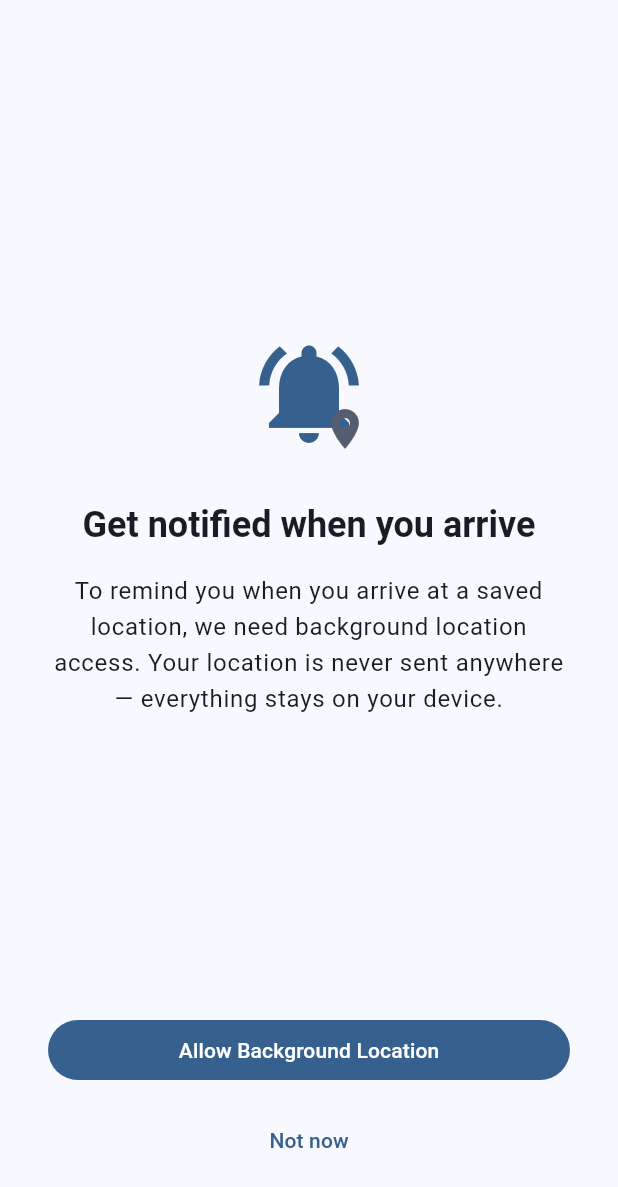
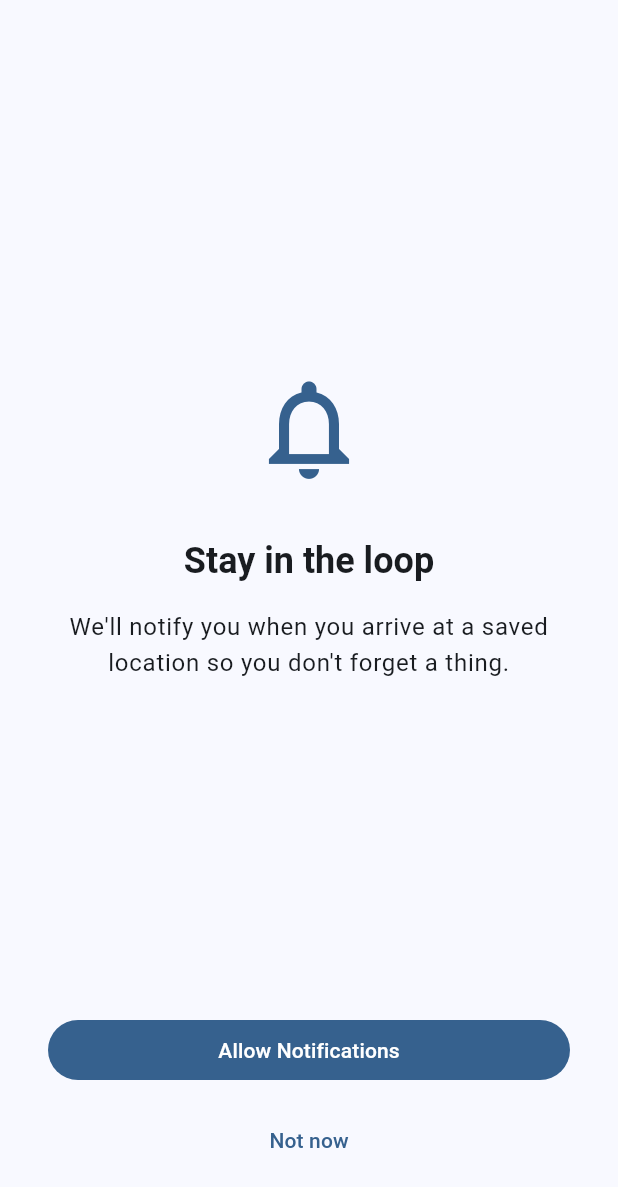
Before and after one commit to Afrothundr/while-youre-out, a Flutter app: the screen it shows after launch, after a tap on "Continue", after a tap on "Allow Background Location", on a phone screen of 412 x 824 dp. Shown: the top 1187 px of the screen. Run offline on Flutter 3.47's test engine with Material 3 defaults, Android fonts, the phone set to English and light mode, and no system bars; our stand-ins replace drift, equatable, flutter_local_notifications, flutter_riverpod, geolocator, go_router and 4 more; accounts and stored records are empty; generated files the repository leaves out were written again.

Commit message:
feat: add notification permission step to onboarding flow
Add a third page to PermissionsOnboardingScreen that requests
Permission.notification after the always-on location step.

- New _NotificationsPage widget with Allow Notifications / Not now / Done
- _requestAlways() auto-advances to step 3 on grant; shows warning +
  Continue on denial (symmetric with notification step)
- _requestNotification() finishes onboarding on grant; shows informational
  message + Done button on denial
- Step 2 'Not now'/'Done' now advances to step 3 instead of finishing
- 18 tests rewritten/added covering every path through all three steps
- melos analyze passes with zero warnings

Closes while-youre-out-1vm

```diff
--- a/apps/mobile/lib/screens/onboarding/permissions_onboarding_screen.dart
+++ b/apps/mobile/lib/screens/onboarding/permissions_onboarding_screen.dart
@@ -25,15 +25,17 @@ void _defaultOnComplete(BuildContext context) => context.go('/');
 
 // ---------------------------------------------------------------------------
 
-/// A one-time onboarding screen that requests location permissions.
+/// A one-time onboarding screen that requests location and notification
+/// permissions.
 ///
 /// Shown on first launch if `onboarding_complete` is not set in
-/// [SharedPreferences]. Consists of two pages in a [PageView]:
+/// [SharedPreferences]. Consists of three pages in a [PageView]:
 ///
 /// 1. **When-in-use** — requests [Permission.locationWhenInUse].
 /// 2. **Always on** — requests [Permission.locationAlways].
+/// 3. **Notifications** — requests [Permission.notification].
 ///
-/// After step 2 (regardless of whether permissions were granted),
+/// After step 3 (regardless of whether permissions were granted),
 /// `onboarding_complete` is written to `true` and [onComplete] is called
 /// (defaults to `context.go('/')`).
 ///
@@ -74,6 +76,9 @@ class _PermissionsOnboardingScreenState
   /// Whether the user denied always-on permission on step 2.
   bool _alwaysDenied = false;
 
+  /// Whether the user denied notification permission on step 3.
+  bool _notificationDenied = false;
+
   @override
   void dispose() {
     _pageController.dispose();
@@ -98,11 +103,40 @@ class _PermissionsOnboardingScreenState
 
   Future<void> _requestAlways() async {
     final status = await widget.requestPermission(Permission.locationAlways);
-    if (mounted) {
-      setState(() {
-        _alwaysDenied = status.isDenied || status.isPermanentlyDenied;
-      });
+    if (!mounted) return;
+    // If granted (or limited on iOS), advance to the notification step
+    // immediately without showing the denial warning.
+    if (!status.isDenied && !status.isPermanentlyDenied) {
+      await _advanceToNotifications();
+      return;
     }
+    setState(() {
+      _alwaysDenied = true;
+    });
+    // User will see the denied warning + "Continue" button which calls
+    // _advanceToNotifications via onDone.
+  }
+
+  /// Advances from step 2 to step 3 (notification permission).
+  Future<void> _advanceToNotifications() async {
+    await _pageController.animateToPage(
+      2,
+      duration: const Duration(milliseconds: 350),
+      curve: Curves.easeInOut,
+    );
+  }
+
+  Future<void> _requestNotification() async {
+    final status = await widget.requestPermission(Permission.notification);
+    if (!mounted) return;
+    // If granted (or limited on iOS), finish onboarding immediately.
+    if (!status.isDenied && !status.isPermanentlyDenied) {
+      await _finish();
+      return;
+    }
+    setState(() {
+      _notificationDenied = true;
+    });
   }
 
   Future<void> _finish() async {
@@ -127,6 +161,13 @@ class _PermissionsOnboardingScreenState
             _AlwaysOnPage(
               denied: _alwaysDenied,
               onRequestAlways: _requestAlways,
+              // "Not now" / "Done" advances to the notification step instead
+              // of finishing outright.
+              onDone: _advanceToNotifications,
+            ),
+            _NotificationsPage(
+              denied: _notificationDenied,
+              onRequestNotifications: _requestNotification,
               onDone: _finish,
             ),
           ],
@@ -221,6 +262,11 @@ class _AlwaysOnPage extends StatelessWidget {
 
   final bool denied;
   final VoidCallback onRequestAlways;
+
+  /// Called when the user skips or acknowledges this step.
+  ///
+  /// Navigates to the next onboarding page (notifications) rather than
+  /// finishing onboarding.
   final VoidCallback onDone;
 
   @override
@@ -317,6 +363,101 @@ class _AlwaysOnPage extends StatelessWidget {
               width: double.infinity,
               child: FilledButton(
                 onPressed: onDone,
+                child: const Text('Continue'),
+              ),
+            ),
+          const SizedBox(height: 16),
+        ],
+      ),
+    );
+  }
+}
+
+// ---------------------------------------------------------------------------
+// Step 3 — Notifications
+// ---------------------------------------------------------------------------
+
+class _NotificationsPage extends StatelessWidget {
+  const _NotificationsPage({
+    required this.denied,
+    required this.onRequestNotifications,
+    required this.onDone,
+  });
+
+  final bool denied;
+  final VoidCallback onRequestNotifications;
+
+  /// Called when the user skips or acknowledges the denial — finishes
+  /// onboarding.
+  final VoidCallback onDone;
+
+  @override
+  Widget build(BuildContext context) {
+    final theme = Theme.of(context);
+
+    return Padding(
+      padding: const EdgeInsets.symmetric(horizontal: 32, vertical: 24),
+      child: Column(
+        mainAxisAlignment: MainAxisAlignment.center,
+        children: [
+          const Spacer(),
+          Icon(
+            Icons.notifications_outlined,
+            size: 80,
+            color: theme.colorScheme.primary,
+          ),
+          const SizedBox(height: 32),
+          Text(
+            'Stay in the loop',
+            style: theme.textTheme.headlineSmall
+                ?.copyWith(fontWeight: FontWeight.bold),
+            textAlign: TextAlign.center,
+          ),
+          const SizedBox(height: 16),
+          Text(
+            "We'll notify you when you arrive at a saved location so you "
+            "don't forget a thing.",
+            style: theme.textTheme.bodyLarge,
+            textAlign: TextAlign.center,
+          ),
+          if (denied) ...[
+            const SizedBox(height: 16),
+            Container(
+              padding: const EdgeInsets.all(12),
+              decoration: BoxDecoration(
+                color: theme.colorScheme.surfaceContainerHighest,
+                borderRadius: BorderRadius.circular(8),
+              ),
+              child: Text(
+                'Notifications are disabled. You can enable them later in '
+                'your device Settings.',
+                style: theme.textTheme.bodyMedium,
+                textAlign: TextAlign.center,
+              ),
+            ),
+          ],
+          const Spacer(),
+          if (!denied) ...[
+            SizedBox(
+              width: double.infinity,
+              child: FilledButton(
+                onPressed: onRequestNotifications,
+                child: const Text('Allow Notifications'),
+              ),
+            ),
+            const SizedBox(height: 12),
+            SizedBox(
+              width: double.infinity,
+              child: TextButton(
+                onPressed: onDone,
+                child: const Text('Not now'),
+              ),
+            ),
+          ] else
+            SizedBox(
+              width: double.infinity,
+              child: FilledButton(
+                onPressed: onDone,
                 child: const Text('Done'),
               ),
             ),
```
Also changed, not shown: 1 other file.
